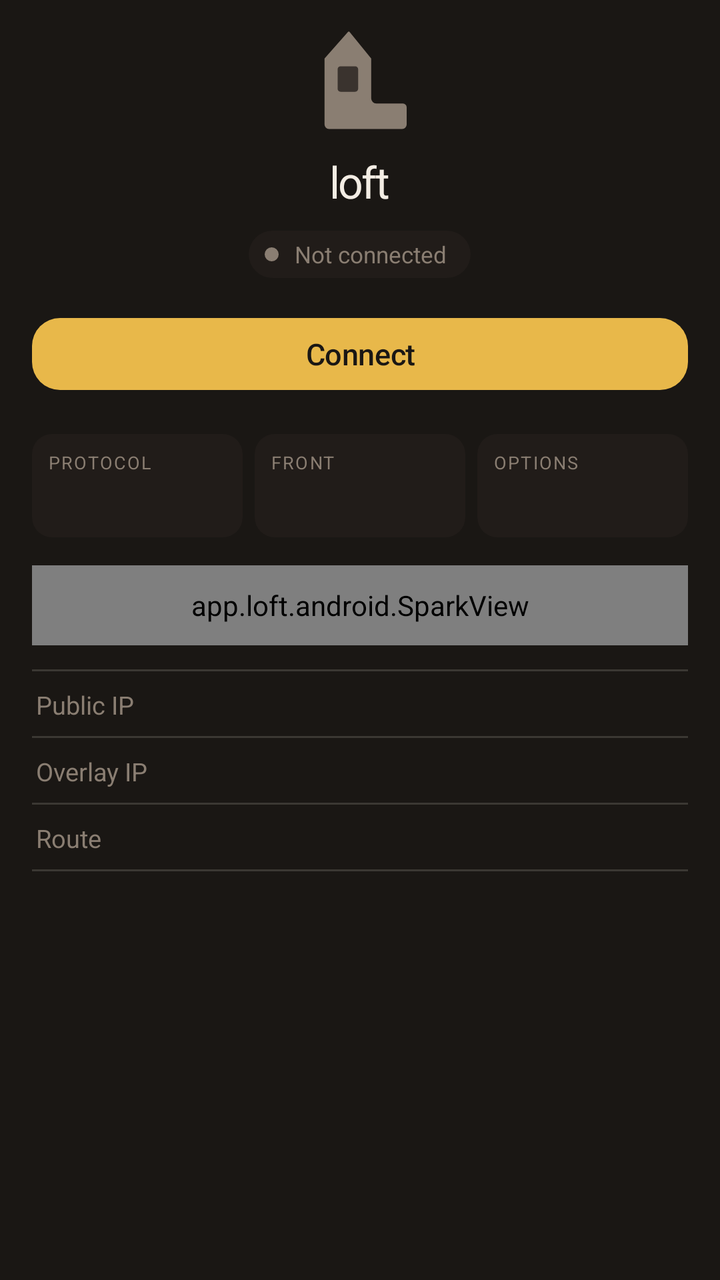
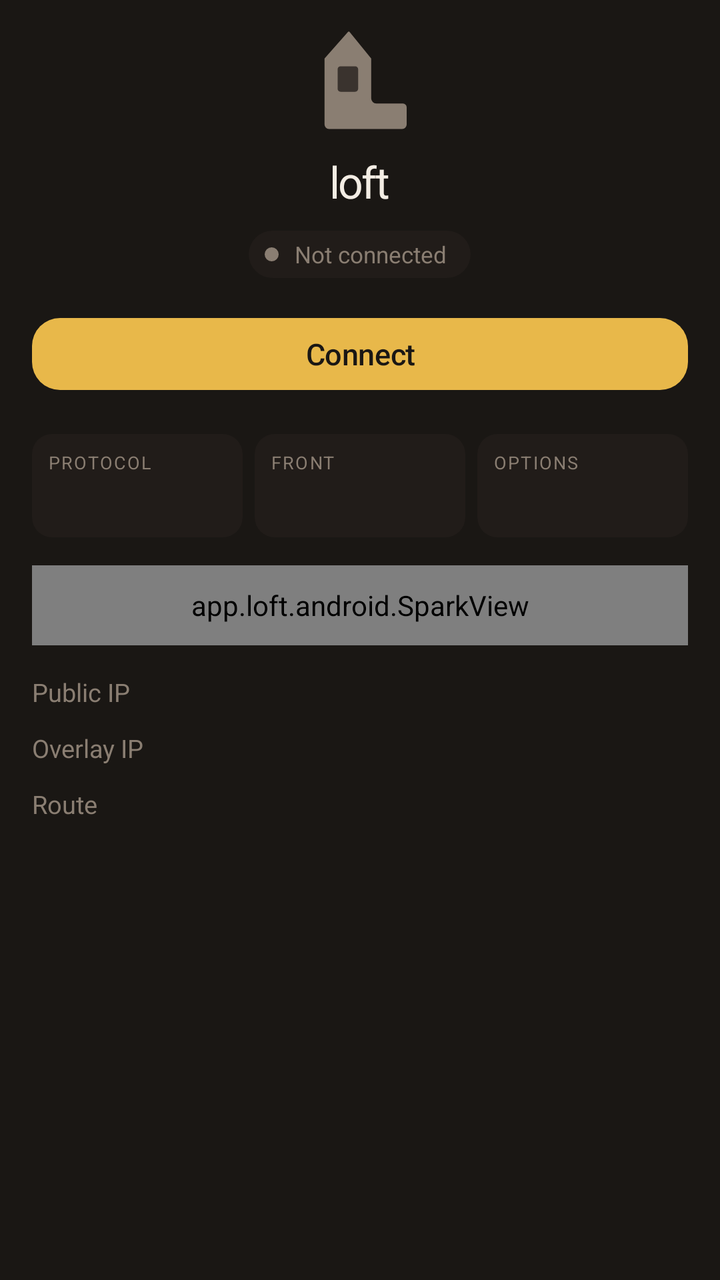

Compare the two renders of this Android layout. The source of the first and the diff that turns it into the second are given below.
<!-- AndroidManifest.xml: application theme Theme.Loft -->
<!-- res/layout/pane_home.xml -->
<?xml version="1.0" encoding="utf-8"?>
<ScrollView xmlns:android="http://schemas.android.com/apk/res/android"
    android:layout_width="match_parent"
    android:layout_height="match_parent"
    android:background="@color/ink"
    android:fillViewport="true">

    <LinearLayout
        android:layout_width="match_parent"
        android:layout_height="wrap_content"
        android:gravity="center_horizontal"
        android:orientation="vertical"
        android:paddingLeft="16dp"
        android:paddingTop="12dp"
        android:paddingRight="16dp"
        android:paddingBottom="16dp">

        <ImageView
            android:id="@+id/lamp"
            android:layout_width="56dp"
            android:layout_height="56dp"
            android:contentDescription="@string/app_name"
            android:src="@drawable/ic_lamp_off" />

        <TextView
            android:layout_width="wrap_content"
            android:layout_height="wrap_content"
            android:layout_marginTop="8dp"
            android:text="@string/app_name"
            android:textAppearance="@style/TextAppearance.Loft.Hero"
            android:textColor="@color/snow" />

        <LinearLayout
            android:id="@+id/pill"
            android:layout_width="wrap_content"
            android:layout_height="wrap_content"
            android:layout_marginTop="10dp"
            android:background="@drawable/bg_pill"
            android:gravity="center_vertical"
            android:orientation="horizontal"
            android:paddingLeft="8dp"
            android:paddingTop="4dp"
            android:paddingRight="12dp"
            android:paddingBottom="4dp">

            <View
                android:id="@+id/pill_dot"
                android:layout_width="7dp"
                android:layout_height="7dp"
                android:background="@drawable/bg_dot" />

            <TextView
                android:id="@+id/pill_t"
                android:layout_width="wrap_content"
                android:layout_height="wrap_content"
                android:layout_marginLeft="8dp"
                android:text="@string/pill_off"
                android:textAppearance="@style/TextAppearance.Loft.Pill"
                android:textColor="@color/mute" />
        </LinearLayout>

        <Button
            android:id="@+id/go"
            style="@style/Widget.Loft.Go"
            android:layout_width="match_parent"
            android:layout_height="wrap_content"
            android:layout_marginTop="14dp"
            android:text="@string/connect" />

        <LinearLayout
            android:id="@+id/cards"
            android:layout_width="match_parent"
            android:layout_height="wrap_content"
            android:layout_marginTop="16dp"
            android:orientation="horizontal">

            <LinearLayout
                android:layout_width="0dp"
                android:layout_height="wrap_content"
                android:layout_marginRight="3dp"
                android:layout_weight="1"
                android:background="@drawable/bg_plate"
                android:orientation="vertical"
                android:padding="8dp">

                <TextView
                    android:id="@+id/card_k1"
                    android:layout_width="match_parent"
                    android:layout_height="wrap_content"
                    android:text="@string/proto_k"
                    android:textAppearance="@style/TextAppearance.Loft.PlateK"
                    android:textColor="@color/mute" />

                <TextView
                    android:id="@+id/card_v1"
                    android:layout_width="match_parent"
                    android:layout_height="wrap_content"
                    android:layout_marginTop="6dp"
                    android:ellipsize="end"
                    android:maxLines="1"
                    android:textAppearance="@style/TextAppearance.Loft.PlateV"
                    android:textColor="@color/snow" />
            </LinearLayout>

            <LinearLayout
                android:layout_width="0dp"
                android:layout_height="wrap_content"
                android:layout_marginLeft="3dp"
                android:layout_marginRight="3dp"
                android:layout_weight="1"
                android:background="@drawable/bg_plate"
                android:orientation="vertical"
                android:padding="8dp">

                <TextView
                    android:id="@+id/card_k2"
                    android:layout_width="match_parent"
                    android:layout_height="wrap_content"
                    android:text="@string/front_k"
                    android:textAppearance="@style/TextAppearance.Loft.PlateK"
                    android:textColor="@color/mute" />

                <TextView
                    android:id="@+id/card_v2"
                    android:layout_width="match_parent"
                    android:layout_height="wrap_content"
                    android:layout_marginTop="6dp"
                    android:ellipsize="end"
                    android:maxLines="1"
                    android:textAppearance="@style/TextAppearance.Loft.PlateV"
                    android:textColor="@color/snow" />
            </LinearLayout>

            <LinearLayout
                android:layout_width="0dp"
                android:layout_height="wrap_content"
                android:layout_marginLeft="3dp"
                android:layout_weight="1"
                android:background="@drawable/bg_plate"
                android:orientation="vertical"
                android:padding="8dp">

                <TextView
                    android:id="@+id/card_k3"
                    android:layout_width="match_parent"
                    android:layout_height="wrap_content"
                    android:text="@string/opt_k"
                    android:textAppearance="@style/TextAppearance.Loft.PlateK"
                    android:textColor="@color/mute" />

                <TextView
                    android:id="@+id/card_v3"
                    android:layout_width="match_parent"
                    android:layout_height="wrap_content"
                    android:layout_marginTop="6dp"
                    android:ellipsize="end"
                    android:maxLines="1"
                    android:textAppearance="@style/TextAppearance.Loft.PlateV"
                    android:textColor="@color/snow" />
            </LinearLayout>
        </LinearLayout>

        <LinearLayout
            android:id="@+id/spark_row"
            android:layout_width="match_parent"
            android:layout_height="40dp"
            android:layout_marginTop="14dp"
            android:clipChildren="false"
            android:clipToPadding="false"
            android:orientation="horizontal">

            <app.loft.android.SparkView
                android:id="@+id/spark"
                android:layout_width="0dp"
                android:layout_height="match_parent"
                android:layout_weight="1" />

            
            <LinearLayout
                android:id="@+id/spark_r"
                android:layout_width="wrap_content"
                android:layout_height="match_parent"
                android:layout_marginLeft="12dp"
                android:gravity="end"
                android:minWidth="72dp"
                android:orientation="vertical"
                android:visibility="gone">

                <TextView
                    android:id="@+id/rate_dn"
                    android:layout_width="wrap_content"
                    android:layout_height="17dp"
                    android:gravity="end|center_vertical"
                    android:includeFontPadding="false"
                    android:textAppearance="@style/TextAppearance.Loft.Rate"
                    android:textColor="@color/lamp" />

                <View
                    android:layout_width="0dp"
                    android:layout_height="6dp" />

                <TextView
                    android:id="@+id/rate_up"
                    android:layout_width="wrap_content"
                    android:layout_height="17dp"
                    android:gravity="end|center_vertical"
                    android:includeFontPadding="false"
                    android:textAppearance="@style/TextAppearance.Loft.Rate"
                    android:textColor="@color/stone" />
            </LinearLayout>
        </LinearLayout>

        <LinearLayout
            android:id="@+id/iprows"
            android:layout_width="match_parent"
            android:layout_height="wrap_content"
            android:layout_marginTop="12dp"
            android:orientation="vertical">

            <View
                android:layout_width="match_parent"
                android:layout_height="1dp"
                android:background="@color/line" />

            <LinearLayout
                android:layout_width="match_parent"
                android:layout_height="wrap_content"
                android:background="@drawable/bg_iprow"
                android:gravity="center_vertical"
                android:orientation="horizontal"
                android:paddingLeft="2dp"
                android:paddingTop="8dp"
                android:paddingRight="2dp"
                android:paddingBottom="8dp">

                <TextView
                    android:layout_width="0dp"
                    android:layout_height="wrap_content"
                    android:layout_weight="1"
                    android:text="@string/ext_ip"
                    android:textAppearance="@style/TextAppearance.Loft.IprowK"
                    android:textColor="@color/mute" />

                <TextView
                    android:id="@+id/row_ext"
                    android:layout_width="wrap_content"
                    android:layout_height="wrap_content"
                    android:textAppearance="@style/TextAppearance.Loft.IprowV"
                    android:textColor="@color/snow" />
            </LinearLayout>

            <LinearLayout
                android:layout_width="match_parent"
                android:layout_height="wrap_content"
                android:background="@drawable/bg_iprow"
                android:gravity="center_vertical"
                android:orientation="horizontal"
                android:paddingLeft="2dp"
                android:paddingTop="8dp"
                android:paddingRight="2dp"
                android:paddingBottom="8dp">

                <TextView
                    android:layout_width="0dp"
                    android:layout_height="wrap_content"
                    android:layout_weight="1"
                    android:text="@string/overlay_ip"
                    android:textAppearance="@style/TextAppearance.Loft.IprowK"
                    android:textColor="@color/mute" />

                <TextView
                    android:id="@+id/row_overlay"
                    android:layout_width="wrap_content"
                    android:layout_height="wrap_content"
                    android:textAppearance="@style/TextAppearance.Loft.IprowV"
                    android:textColor="@color/snow" />
            </LinearLayout>

            <LinearLayout
                android:layout_width="match_parent"
                android:layout_height="wrap_content"
                android:background="@drawable/bg_iprow"
                android:gravity="center_vertical"
                android:orientation="horizontal"
                android:paddingLeft="2dp"
                android:paddingTop="8dp"
                android:paddingRight="2dp"
                android:paddingBottom="8dp">

                <TextView
                    android:layout_width="0dp"
                    android:layout_height="wrap_content"
                    android:layout_weight="1"
                    android:text="@string/route"
                    android:textAppearance="@style/TextAppearance.Loft.IprowK"
                    android:textColor="@color/mute" />

                <TextView
                    android:id="@+id/row_route"
                    android:layout_width="wrap_content"
                    android:layout_height="wrap_content"
                    android:textAppearance="@style/TextAppearance.Loft.IprowV"
                    android:textColor="@color/snow" />
            </LinearLayout>
        </LinearLayout>
    </LinearLayout>
</ScrollView>
<!-- resources referenced by this layout -->
<resources>
  <color name="ink">#1A1714</color>
  <color name="lamp">#E8B84A</color>
  <color name="line">#26F3EDE4</color>
  <color name="mute">#8A7E72</color>
  <color name="snow">#F3EDE4</color>
  <color name="stone">#B7A99A</color>
  <!-- drawable bg_dot (drawable) -->
  <?xml version="1.0" encoding="utf-8"?>
  <shape xmlns:android="http://schemas.android.com/apk/res/android" android:shape="oval">
      <solid android:color="@color/mute" />
      <size android:width="7dp" android:height="7dp" />
  </shape>
  <!-- drawable bg_iprow (drawable) -->
  <?xml version="1.0" encoding="utf-8"?>
  <layer-list xmlns:android="http://schemas.android.com/apk/res/android">
      <item android:gravity="bottom">
          <shape android:shape="rectangle">
              <size android:height="1dp" />
              <solid android:color="@color/line" />
          </shape>
      </item>
  </layer-list>
  <!-- drawable bg_pill (drawable) -->
  <?xml version="1.0" encoding="utf-8"?>
  <shape xmlns:android="http://schemas.android.com/apk/res/android">
      <solid android:color="@color/plate" />
      <corners android:radius="12dp" />
  </shape>
  <!-- drawable bg_plate (drawable) -->
  <?xml version="1.0" encoding="utf-8"?>
  <shape xmlns:android="http://schemas.android.com/apk/res/android">
      <solid android:color="@color/plate" />
      <corners android:radius="10dp" />
  </shape>
  <string name="app_name">loft</string>
  <string name="connect">Connect</string>
  <string name="ext_ip">Public IP</string>
  <string name="front_k">FRONT</string>
  <string name="opt_k">OPTIONS</string>
  <string name="overlay_ip">Overlay IP</string>
  <string name="pill_off">Not connected</string>
  <string name="proto_k">PROTOCOL</string>
  <string name="route">Route</string>
  <style name="TextAppearance.Loft.IprowK" parent="">
          <item name="android:textSize">12.5sp</item>
          <item name="android:fontFamily">sans-serif</item>
          <item name="android:textColor">@color/mute</item>
          <item name="android:includeFontPadding">false</item>
      </style>
  <style name="TextAppearance.Loft.Pill" parent="">
          <item name="android:textSize">11.5sp</item>
          <item name="android:fontFamily">sans-serif</item>
          <item name="android:textColor">@color/mute</item>
          <item name="android:includeFontPadding">false</item>
      </style>
  <style name="TextAppearance.Loft.PlateV" parent="">
          <item name="android:textSize">12.5sp</item>
          <item name="android:fontFamily">sans-serif-medium</item>
          <item name="android:textColor">@color/snow</item>
          <item name="android:includeFontPadding">false</item>
      </style>
  <color name="plate">#211C19</color>
  <color name="slate">#3A332E</color>
  <color name="copper">#C67B3A</color>
  <color name="ink2">#241F1B</color>
  <color name="err">#E24B4B</color>
  <style name="Widget.Loft.Sheet" parent="Widget.MaterialComponents.BottomSheet">
          <item name="backgroundTint">@color/ink2</item>
          <item name="shapeAppearance">@style/Shape.Loft.Sheet</item>
      </style>
  <color name="ink0">#181512</color>
  <style name="TextAppearance.Loft.Nav" parent="">
          <item name="android:textSize">12sp</item>
          <item name="android:fontFamily">sans-serif-medium</item>
          <item name="android:textAllCaps">false</item>
          <item name="android:letterSpacing">0.01</item>
      </style>
  <style name="Widget.Loft.NavIndicator" parent="">
          <item name="android:color">@color/lamp22</item>
          <item name="android:width">62dp</item>
          <item name="android:height">30dp</item>
          <item name="shapeAppearance">@style/Shape.Loft.NavPill</item>
      </style>
  <color name="lamp22">#38E8B84A</color>
  <style name="Shape.Loft.NavPill" parent="">
          <item name="cornerFamily">rounded</item>
          <item name="cornerSize">16dp</item>
      </style>
  <!-- unchanged entries left out for length: 10 -->
</resources>

<!-- the commit's change to res/layout/pane_home.xml (unified diff, before → after) -->
@@ -214,37 +214,34 @@
             android:id="@+id/iprows"
             android:layout_width="match_parent"
             android:layout_height="wrap_content"
-            android:layout_marginTop="12dp"
+            android:layout_marginTop="10dp"
             android:orientation="vertical">
 
-            <View
+            <LinearLayout
                 android:layout_width="match_parent"
-                android:layout_height="1dp"
-                android:background="@color/line" />
-
-            <LinearLayout
-                android:layout_width="match_parent"
-                android:layout_height="wrap_content"
-                android:background="@drawable/bg_iprow"
+                android:layout_height="wrap_content"
                 android:gravity="center_vertical"
+                android:minHeight="28dp"
                 android:orientation="horizontal"
-                android:paddingLeft="2dp"
-                android:paddingTop="8dp"
-                android:paddingRight="2dp"
-                android:paddingBottom="8dp">
-
-                <TextView
-                    android:layout_width="0dp"
-                    android:layout_height="wrap_content"
-                    android:layout_weight="1"
+                android:paddingTop="5dp"
+                android:paddingBottom="5dp">
+
+                <TextView
+                    android:layout_width="wrap_content"
+                    android:layout_height="wrap_content"
+                    android:includeFontPadding="false"
                     android:text="@string/ext_ip"
                     android:textAppearance="@style/TextAppearance.Loft.IprowK"
                     android:textColor="@color/mute" />
 
                 <TextView
                     android:id="@+id/row_ext"
-                    android:layout_width="wrap_content"
-                    android:layout_height="wrap_content"
+                    android:layout_width="0dp"
+                    android:layout_height="wrap_content"
+                    android:layout_marginLeft="12dp"
+                    android:layout_weight="1"
+                    android:gravity="end"
+                    android:includeFontPadding="false"
                     android:textAppearance="@style/TextAppearance.Loft.IprowV"
                     android:textColor="@color/snow" />
             </LinearLayout>
@@ -252,26 +249,28 @@
             <LinearLayout
                 android:layout_width="match_parent"
                 android:layout_height="wrap_content"
-                android:background="@drawable/bg_iprow"
                 android:gravity="center_vertical"
+                android:minHeight="28dp"
                 android:orientation="horizontal"
-                android:paddingLeft="2dp"
-                android:paddingTop="8dp"
-                android:paddingRight="2dp"
-                android:paddingBottom="8dp">
-
-                <TextView
-                    android:layout_width="0dp"
-                    android:layout_height="wrap_content"
-                    android:layout_weight="1"
+                android:paddingTop="5dp"
+                android:paddingBottom="5dp">
+
+                <TextView
+                    android:layout_width="wrap_content"
+                    android:layout_height="wrap_content"
+                    android:includeFontPadding="false"
                     android:text="@string/overlay_ip"
                     android:textAppearance="@style/TextAppearance.Loft.IprowK"
                     android:textColor="@color/mute" />
 
                 <TextView
                     android:id="@+id/row_overlay"
-                    android:layout_width="wrap_content"
-                    android:layout_height="wrap_content"
+                    android:layout_width="0dp"
+                    android:layout_height="wrap_content"
+                    android:layout_marginLeft="12dp"
+                    android:layout_weight="1"
+                    android:gravity="end"
+                    android:includeFontPadding="false"
                     android:textAppearance="@style/TextAppearance.Loft.IprowV"
                     android:textColor="@color/snow" />
             </LinearLayout>
@@ -279,26 +278,28 @@
             <LinearLayout
                 android:layout_width="match_parent"
                 android:layout_height="wrap_content"
-                android:background="@drawable/bg_iprow"
                 android:gravity="center_vertical"
+                android:minHeight="28dp"
                 android:orientation="horizontal"
-                android:paddingLeft="2dp"
-                android:paddingTop="8dp"
-                android:paddingRight="2dp"
-                android:paddingBottom="8dp">
-
-                <TextView
-                    android:layout_width="0dp"
-                    android:layout_height="wrap_content"
-                    android:layout_weight="1"
+                android:paddingTop="5dp"
+                android:paddingBottom="5dp">
+
+                <TextView
+                    android:layout_width="wrap_content"
+                    android:layout_height="wrap_content"
+                    android:includeFontPadding="false"
                     android:text="@string/route"
                     android:textAppearance="@style/TextAppearance.Loft.IprowK"
                     android:textColor="@color/mute" />
 
                 <TextView
                     android:id="@+id/row_route"
-                    android:layout_width="wrap_content"
-                    android:layout_height="wrap_content"
+                    android:layout_width="0dp"
+                    android:layout_height="wrap_content"
+                    android:layout_marginLeft="12dp"
+                    android:layout_weight="1"
+                    android:gravity="end"
+                    android:includeFontPadding="false"
                     android:textAppearance="@style/TextAppearance.Loft.IprowV"
                     android:textColor="@color/snow" />
             </LinearLayout>
<!-- resource entries referenced after the edit -->
@@ -2,7 +2,6 @@
 <resources>
   <color name="ink">#1A1714</color>
   <color name="lamp">#E8B84A</color>
-  <color name="line">#26F3EDE4</color>
   <color name="mute">#8A7E72</color>
   <color name="snow">#F3EDE4</color>
   <color name="stone">#B7A99A</color>
@@ -12,16 +11,6 @@
       <solid android:color="@color/mute" />
       <size android:width="7dp" android:height="7dp" />
   </shape>
-  <!-- drawable bg_iprow (drawable) -->
-  <?xml version="1.0" encoding="utf-8"?>
-  <layer-list xmlns:android="http://schemas.android.com/apk/res/android">
-      <item android:gravity="bottom">
-          <shape android:shape="rectangle">
-              <size android:height="1dp" />
-              <solid android:color="@color/line" />
-          </shape>
-      </item>
-  </layer-list>
   <!-- drawable bg_pill (drawable) -->
   <?xml version="1.0" encoding="utf-8"?>
   <shape xmlns:android="http://schemas.android.com/apk/res/android">
